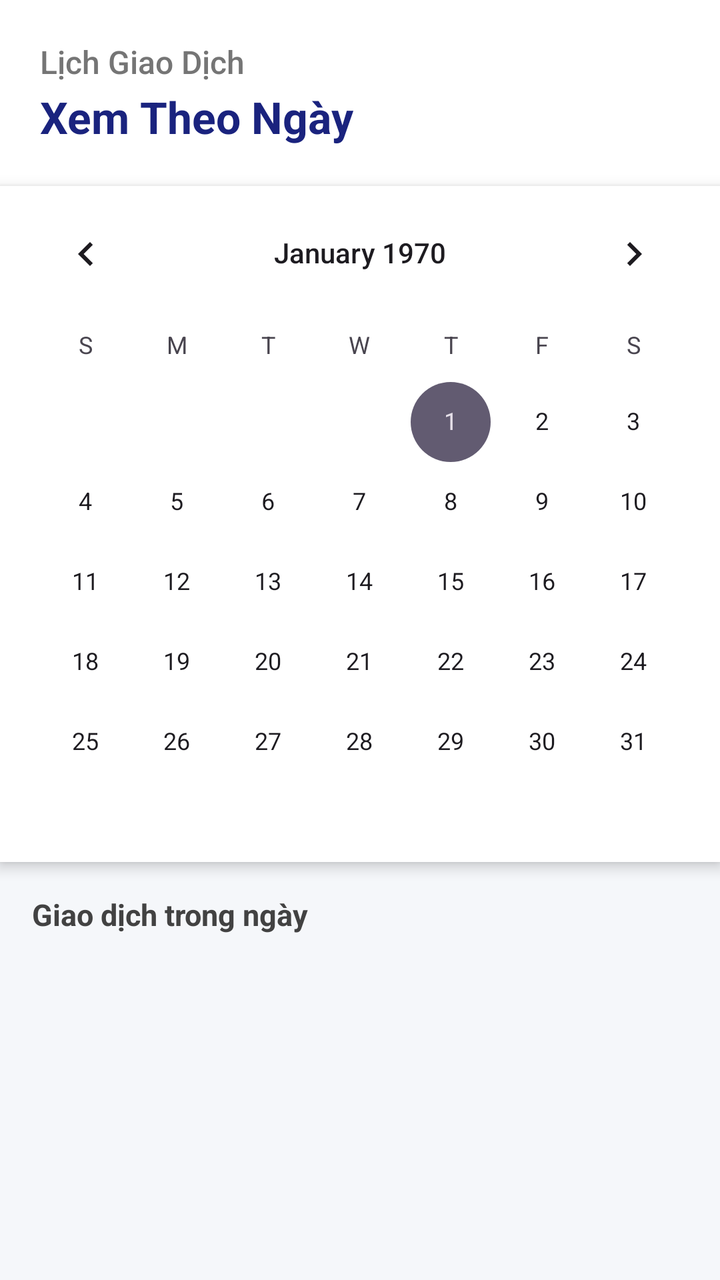
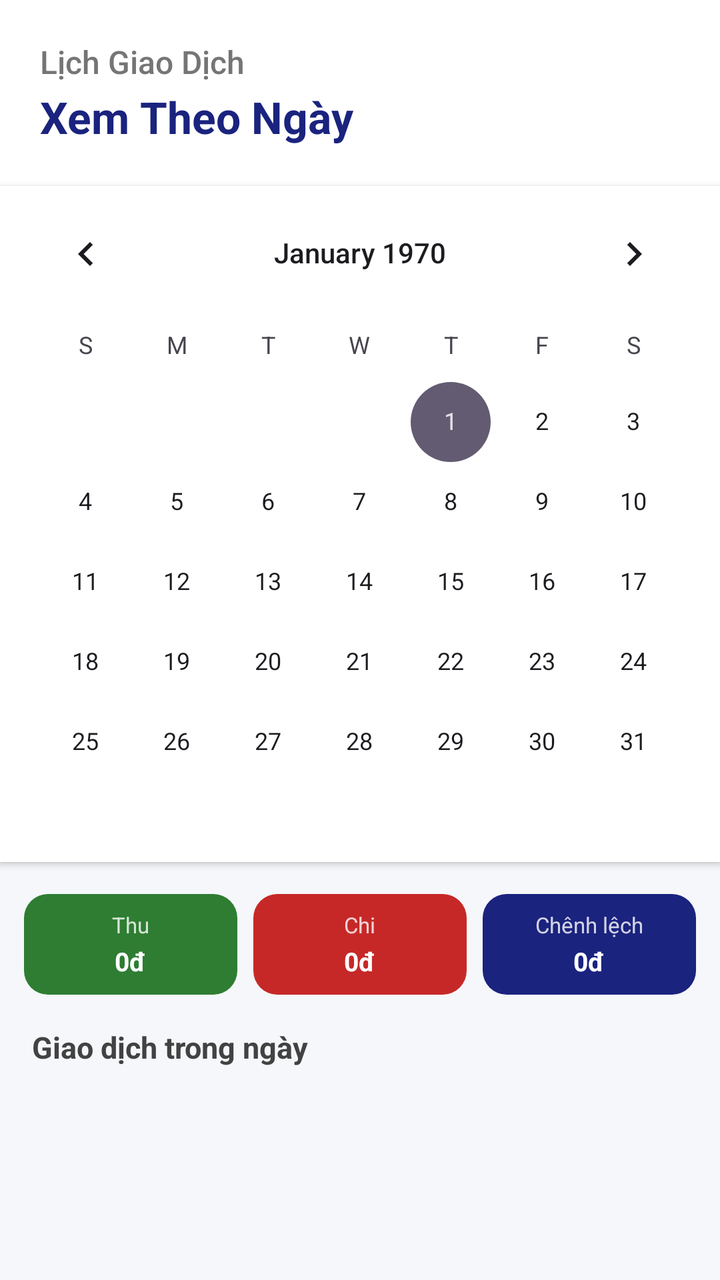

Before-and-after screenshots of an Android layout around one commit, followed by the original layout XML and the change that was made.
<!-- AndroidManifest.xml: application theme Theme.QuanLyChiTieu -->
<!-- res/layout/fragment_calendar.xml -->
<?xml version="1.0" encoding="utf-8"?>
<LinearLayout xmlns:android="http://schemas.android.com/apk/res/android"
    android:layout_width="match_parent"
    android:layout_height="match_parent"
    android:background="#F5F7FA"
    android:orientation="vertical">

    <LinearLayout
        android:layout_width="match_parent"
        android:layout_height="wrap_content"
        android:background="@android:color/white"
        android:orientation="vertical"
        android:padding="20dp">

        <TextView
            android:layout_width="wrap_content"
            android:layout_height="wrap_content"
            android:fontFamily="sans-serif-medium"
            android:text="Lịch Giao Dịch"
            android:textColor="#757575"
            android:textSize="16sp" />

        <TextView
            android:layout_width="wrap_content"
            android:layout_height="wrap_content"
            android:layout_marginTop="2dp"
            android:text="Xem Theo Ngày"
            android:textColor="#1A237E"
            android:textSize="22sp"
            android:textStyle="bold" />
    </LinearLayout>

    <CalendarView
        android:id="@+id/calendarView"
        android:layout_width="match_parent"
        android:layout_height="wrap_content"
        android:background="@android:color/white"
        android:elevation="4dp"
        android:layout_marginBottom="8dp" />

    <TextView
        android:id="@+id/tvSelectedDateTitle"
        android:layout_width="wrap_content"
        android:layout_height="wrap_content"
        android:layout_marginStart="16dp"
        android:layout_marginVertical="8dp"
        android:text="Giao dịch trong ngày"
        android:textColor="#424242"
        android:textSize="15sp"
        android:textStyle="bold" />

    <androidx.recyclerview.widget.RecyclerView
        android:id="@+id/rvCalendarTransactions"
        android:layout_width="match_parent"
        android:layout_height="0dp"
        android:layout_weight="1"
        android:layout_marginHorizontal="16dp" />

</LinearLayout>
<!-- resources referenced by this layout -->
<resources>
  <style name="Theme.QuanLyChiTieu" parent="Base.Theme.QuanLyChiTieu" />
  <style name="Base.Theme.QuanLyChiTieu" parent="Theme.Material3.DayNight.NoActionBar">
          
          
      </style>
</resources>

<!-- the commit's change to res/layout/fragment_calendar.xml (unified diff, before → after) -->
@@ -35,8 +35,111 @@
         android:layout_width="match_parent"
         android:layout_height="wrap_content"
         android:background="@android:color/white"
-        android:elevation="4dp"
+        android:elevation="2dp"
         android:layout_marginBottom="8dp" />
+
+    <LinearLayout
+        android:layout_width="match_parent"
+        android:layout_height="wrap_content"
+        android:orientation="horizontal"
+        android:weightSum="3"
+        android:layout_marginHorizontal="12dp"
+        android:layout_marginVertical="8dp">
+
+        <LinearLayout
+            android:id="@+id/cardDayIncome"
+            android:layout_width="0dp"
+            android:layout_height="match_parent"
+            android:layout_weight="1"
+            android:layout_marginEnd="4dp"
+            android:background="@drawable/card_summary_income"
+            android:gravity="center"
+            android:orientation="vertical"
+            android:padding="8dp">
+
+            <TextView
+                android:layout_width="wrap_content"
+                android:layout_height="wrap_content"
+                android:alpha="0.8"
+                android:text="Thu"
+                android:textColor="#FFFFFF"
+                android:textSize="11sp" />
+
+            <TextView
+                android:id="@+id/tvDayIncome"
+                android:layout_width="wrap_content"
+                android:layout_height="wrap_content"
+                android:layout_marginTop="2dp"
+                android:maxLines="1"
+                android:text="0đ"
+                android:textColor="@android:color/white"
+                android:textSize="13sp"
+                android:textStyle="bold" />
+        </LinearLayout>
+
+        <LinearLayout
+            android:id="@+id/cardDayExpense"
+            android:layout_width="0dp"
+            android:layout_height="match_parent"
+            android:layout_weight="1"
+            android:layout_marginHorizontal="4dp"
+            android:background="@drawable/card_summary_expense"
+            android:gravity="center"
+            android:orientation="vertical"
+            android:padding="8dp">
+
+            <TextView
+                android:layout_width="wrap_content"
+                android:layout_height="wrap_content"
+                android:alpha="0.8"
+                android:text="Chi"
+                android:textColor="#FFFFFF"
+                android:textSize="11sp" />
+
+            <TextView
+                android:id="@+id/tvDayExpense"
+                android:layout_width="wrap_content"
+                android:layout_height="wrap_content"
+                android:layout_marginTop="2dp"
+                android:maxLines="1"
+                android:text="0đ"
+                android:textColor="@android:color/white"
+                android:textSize="13sp"
+                android:textStyle="bold" />
+        </LinearLayout>
+
+        <LinearLayout
+            android:id="@+id/cardDayBalance"
+            android:layout_width="0dp"
+            android:layout_height="match_parent"
+            android:layout_weight="1"
+            android:layout_marginStart="4dp"
+            android:background="@drawable/card_summary_balance"
+            android:gravity="center"
+            android:orientation="vertical"
+            android:padding="8dp">
+
+            <TextView
+                android:layout_width="wrap_content"
+                android:layout_height="wrap_content"
+                android:alpha="0.8"
+                android:text="Chênh lệch"
+                android:textColor="#FFFFFF"
+                android:textSize="11sp" />
+
+            <TextView
+                android:id="@+id/tvDayBalance"
+                android:layout_width="wrap_content"
+                android:layout_height="wrap_content"
+                android:layout_marginTop="2dp"
+                android:maxLines="1"
+                android:text="0đ"
+                android:textColor="@android:color/white"
+                android:textSize="13sp"
+                android:textStyle="bold" />
+        </LinearLayout>
+
+    </LinearLayout>
 
     <TextView
         android:id="@+id/tvSelectedDateTitle"
<!-- resource entries referenced after the edit -->
@@ -1,5 +1,26 @@
 <!-- resources referenced by this layout -->
 <resources>
+  <!-- drawable card_summary_balance (drawable) -->
+  <?xml version="1.0" encoding="utf-8"?>
+  <shape xmlns:android="http://schemas.android.com/apk/res/android"
+      android:shape="rectangle">
+      <solid android:color="#1A237E" />
+      <corners android:radius="12dp" />
+  </shape>
+  <!-- drawable card_summary_expense (drawable) -->
+  <?xml version="1.0" encoding="utf-8"?>
+  <shape xmlns:android="http://schemas.android.com/apk/res/android"
+      android:shape="rectangle">
+      <solid android:color="#C62828" />
+      <corners android:radius="12dp" />
+  </shape>
+  <!-- drawable card_summary_income (drawable) -->
+  <?xml version="1.0" encoding="utf-8"?>
+  <shape xmlns:android="http://schemas.android.com/apk/res/android"
+      android:shape="rectangle">
+      <solid android:color="#2E7D32" />
+      <corners android:radius="12dp" />
+  </shape>
   <style name="Theme.QuanLyChiTieu" parent="Base.Theme.QuanLyChiTieu" />
   <style name="Base.Theme.QuanLyChiTieu" parent="Theme.Material3.DayNight.NoActionBar">
           
